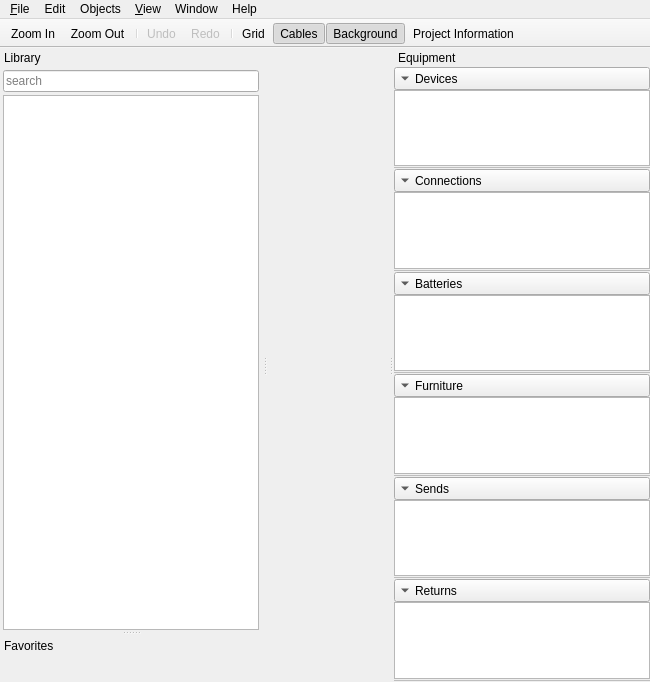
Qt form mainwindow.ui (uliss/patch_scene) before a commit.
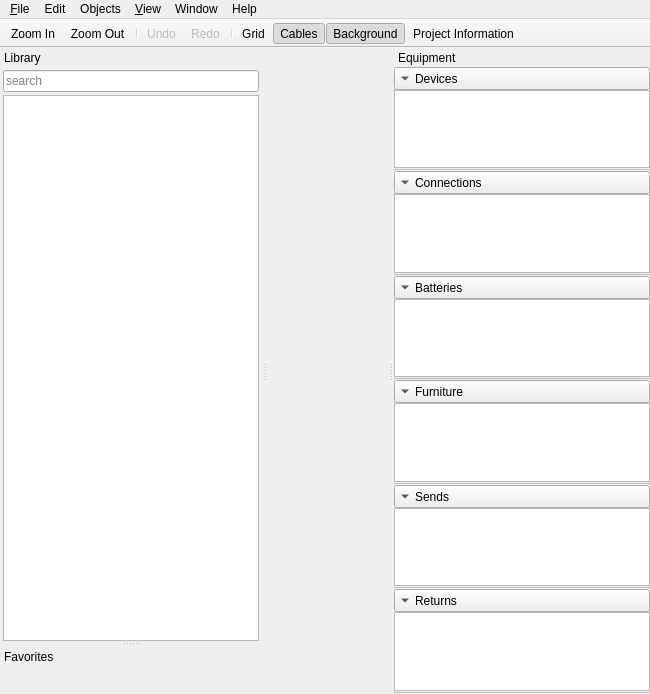
The same form after that commit. Icons and pictures are not drawn.

```diff
--- a/mainwindow.ui
+++ b/mainwindow.ui
@@ -7,7 +7,7 @@
     <x>0</x>
     <y>0</y>
     <width>650</width>
-    <height>682</height>
+    <height>694</height>
    </rect>
   </property>
   <property name="windowTitle">
```
Left out of the diff: 22 changed lines with no effect on the pictures.
